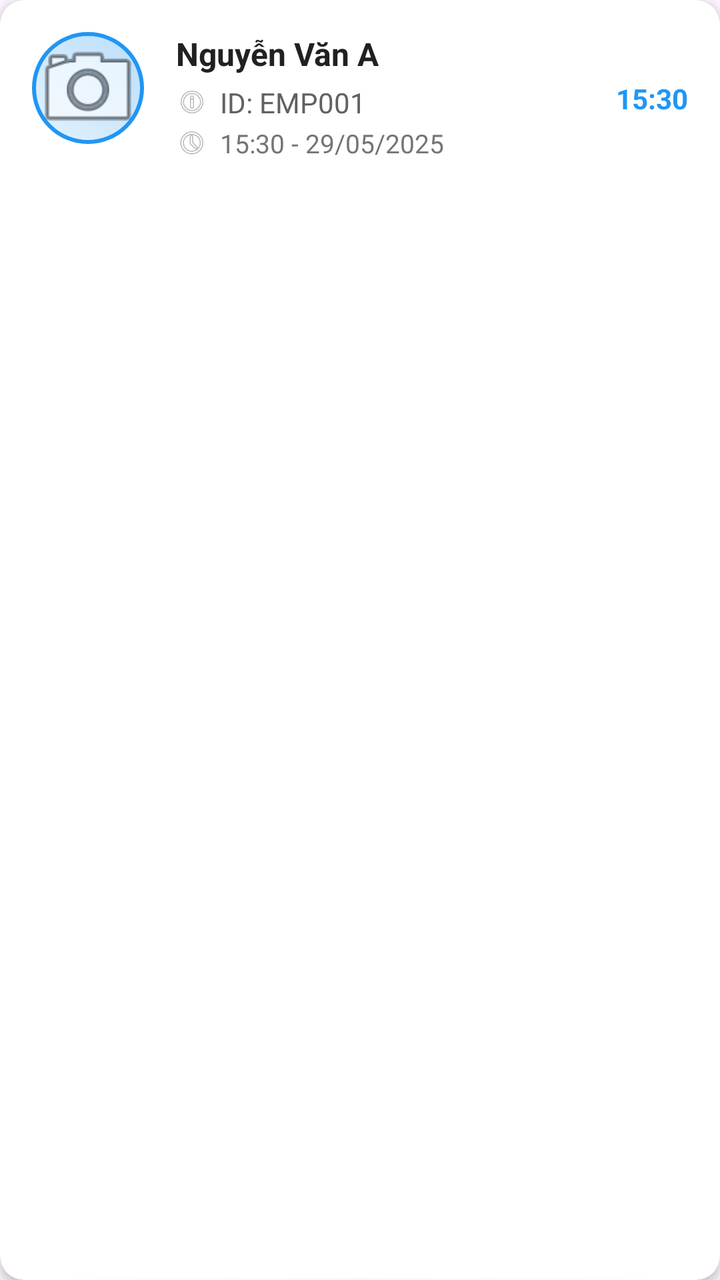
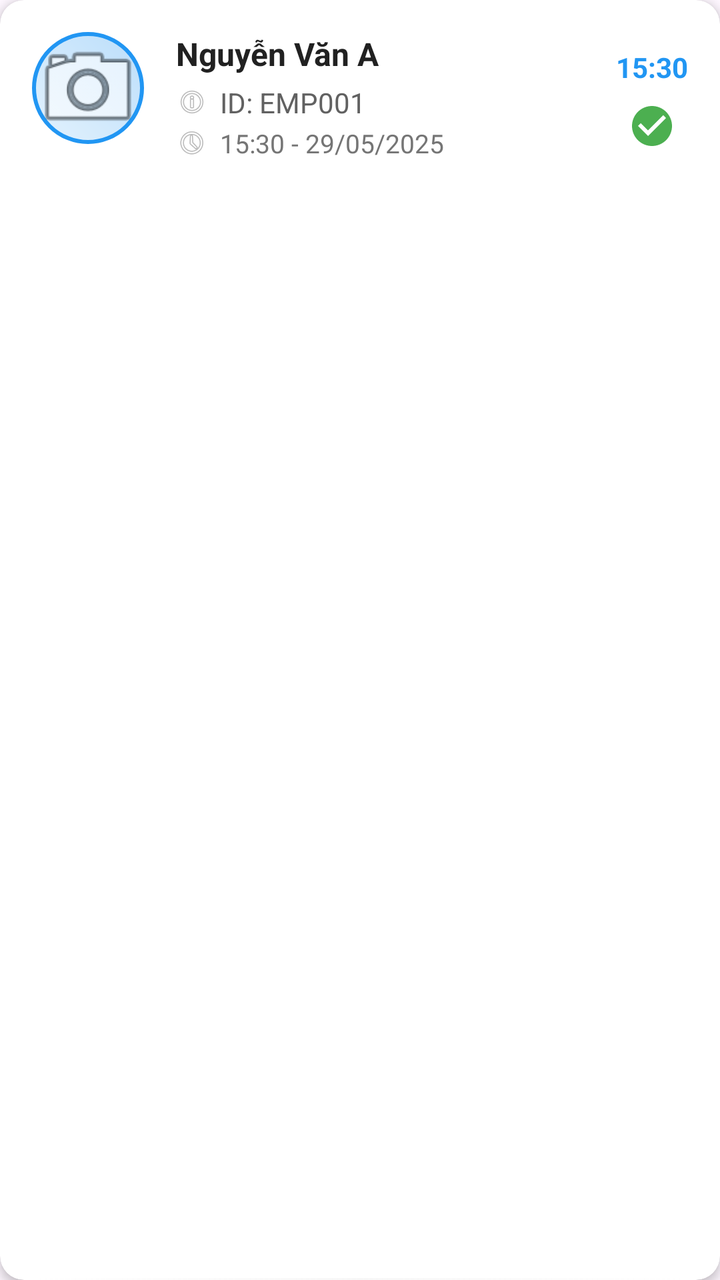

Compare the two renders of this Android layout. The source of the first and the diff that turns it into the second are given below.
<!-- AndroidManifest.xml: application theme Theme.FaceAttendance -->
<!-- res/layout/item_attendance_log.xml -->
<?xml version="1.0" encoding="utf-8"?>
<androidx.cardview.widget.CardView xmlns:android="http://schemas.android.com/apk/res/android"
    xmlns:app="http://schemas.android.com/apk/res-auto"
    android:layout_width="match_parent"
    android:layout_height="wrap_content"
    android:layout_marginBottom="12dp"
    android:layout_marginHorizontal="4dp"
    app:cardCornerRadius="12dp"
    app:cardElevation="3dp"
    android:foreground="?attr/selectableItemBackground"
    android:clickable="true"
    android:focusable="true">

    <LinearLayout
        android:layout_width="match_parent"
        android:layout_height="wrap_content"
        android:orientation="horizontal"
        android:padding="16dp">

        
        <FrameLayout
            android:layout_width="56dp"
            android:layout_height="56dp"
            android:layout_marginEnd="16dp">

            
            <ImageView
                android:id="@+id/ivLogFace"
                android:layout_width="match_parent"
                android:layout_height="match_parent"
                android:background="@drawable/circle_avatar_background"
                android:scaleType="centerCrop"
                android:src="@android:drawable/ic_menu_camera" />


        </FrameLayout>

        
        <LinearLayout
            android:layout_width="0dp"
            android:layout_height="wrap_content"
            android:layout_weight="1"
            android:orientation="vertical"
            android:layout_gravity="center_vertical">

            <TextView
                android:id="@+id/tvLogName"
                android:layout_width="wrap_content"
                android:layout_height="wrap_content"
                android:text="Nguyễn Văn A"
                android:textSize="16sp"
                android:textStyle="bold"
                android:textColor="#212121"
                android:layout_marginBottom="4dp"
                android:maxLines="1"
                android:ellipsize="end" />

            <LinearLayout
                android:layout_width="wrap_content"
                android:layout_height="wrap_content"
                android:orientation="horizontal"
                android:layout_marginBottom="2dp">

                <ImageView
                    android:layout_width="16dp"
                    android:layout_height="16dp"
                    android:src="@android:drawable/ic_menu_info_details"
                    android:layout_marginEnd="6dp"
                    android:layout_gravity="center_vertical"
                    android:alpha="0.6" />

                <TextView
                    android:id="@+id/tvLogId"
                    android:layout_width="wrap_content"
                    android:layout_height="wrap_content"
                    android:text="ID: EMP001"
                    android:textSize="14sp"
                    android:textColor="#616161" />

            </LinearLayout>

            <LinearLayout
                android:layout_width="wrap_content"
                android:layout_height="wrap_content"
                android:orientation="horizontal"
                android:layout_marginBottom="2dp">

                <ImageView
                    android:layout_width="16dp"
                    android:layout_height="16dp"
                    android:src="@android:drawable/ic_menu_recent_history"
                    android:layout_marginEnd="6dp"
                    android:layout_gravity="center_vertical"
                    android:alpha="0.6" />

                <TextView
                    android:id="@+id/tvLogTimestamp"
                    android:layout_width="wrap_content"
                    android:layout_height="wrap_content"
                    android:text="15:30 - 29/05/2025"
                    android:textSize="13sp"
                    android:textColor="#757575" />

            </LinearLayout>

            
            <LinearLayout
                android:layout_width="wrap_content"
                android:layout_height="wrap_content"
                android:orientation="horizontal"
                android:visibility="gone"
                android:id="@+id/confidenceLayout">

                <ImageView
                    android:layout_width="16dp"
                    android:layout_height="16dp"
                    android:src="@android:drawable/ic_menu_sort_by_size"
                    android:layout_marginEnd="6dp"
                    android:layout_gravity="center_vertical"
                    android:alpha="0.6" />

                <TextView
                    android:id="@+id/tvConfidenceScore"
                    android:layout_width="wrap_content"
                    android:layout_height="wrap_content"
                    android:text="Độ tin cậy: 95%"
                    android:textSize="12sp"
                    android:textColor="#4CAF50" />

            </LinearLayout>

        </LinearLayout>

        
        <LinearLayout
            android:layout_width="wrap_content"
            android:layout_height="wrap_content"
            android:layout_gravity="center_vertical"
            android:orientation="vertical"
            android:gravity="center">


            <TextView
                android:id="@+id/tvTimeOnly"
                android:layout_width="wrap_content"
                android:layout_height="wrap_content"
                android:text="15:30"
                android:textSize="14sp"
                android:textStyle="bold"
                android:textColor="#2196F3" />

        </LinearLayout>

    </LinearLayout>

    
    <View
        android:layout_width="match_parent"
        android:layout_height="1dp"
        android:layout_gravity="bottom"
        android:background="@drawable/card_bottom_border"
        android:layout_marginHorizontal="16dp" />

</androidx.cardview.widget.CardView>
<!-- resources referenced by this layout -->
<resources>
  <!-- drawable card_bottom_border (drawable) -->
  <?xml version="1.0" encoding="utf-8"?>
  <shape xmlns:android="http://schemas.android.com/apk/res/android">
      <gradient
          android:startColor="#00E0E0E0"
          android:centerColor="#40E0E0E0"
          android:endColor="#00E0E0E0"
          android:angle="0" />
  </shape>
  <!-- drawable circle_avatar_background (drawable) -->
  <?xml version="1.0" encoding="utf-8"?>
  <shape xmlns:android="http://schemas.android.com/apk/res/android"
      android:shape="oval">
      <gradient
          android:startColor="#E3F2FD"
          android:endColor="#BBDEFB"
          android:angle="45" />
      <stroke
          android:width="2dp"
          android:color="#2196F3" />
  </shape>
  <style name="Theme.FaceAttendance" parent="Base.Theme.FaceAttendance" />
  <style name="Base.Theme.FaceAttendance" parent="Theme.Material3.DayNight.NoActionBar">
          
          
      </style>
</resources>

<!-- the commit's change to res/layout/item_attendance_log.xml (unified diff, before → after) -->
@@ -31,7 +31,6 @@
                 android:background="@drawable/circle_avatar_background"
                 android:scaleType="centerCrop"
                 android:src="@android:drawable/ic_menu_camera" />
-
 
         </FrameLayout>
 
@@ -135,11 +134,12 @@
         <LinearLayout
             android:layout_width="wrap_content"
             android:layout_height="wrap_content"
-            android:layout_gravity="center_vertical"
+            android:layout_gravity="top"
             android:orientation="vertical"
-            android:gravity="center">
+            android:gravity="center"
+            android:layout_marginTop="8dp">
 
-
+            
             <TextView
                 android:id="@+id/tvTimeOnly"
                 android:layout_width="wrap_content"
@@ -147,7 +147,16 @@
                 android:text="15:30"
                 android:textSize="14sp"
                 android:textStyle="bold"
-                android:textColor="#2196F3" />
+                android:textColor="#2196F3"
+                android:layout_marginBottom="8dp" />
+
+            
+            <ImageView
+                android:id="@+id/ivSyncStatus"
+                android:layout_width="24dp"
+                android:layout_height="24dp"
+                android:src="@drawable/ic_check_circle"
+                android:scaleType="centerInside" />
 
         </LinearLayout>
 
<!-- resource entries referenced after the edit -->
@@ -21,6 +21,17 @@
           android:width="2dp"
           android:color="#2196F3" />
   </shape>
+  <!-- drawable ic_check_circle (drawable) -->
+  <?xml version="1.0" encoding="utf-8"?>
+  <vector xmlns:android="http://schemas.android.com/apk/res/android"
+      android:width="24dp"
+      android:height="24dp"
+      android:viewportWidth="24"
+      android:viewportHeight="24">
+      <path
+          android:fillColor="#4CAF50"
+          android:pathData="M12,2C6.48,2 2,6.48 2,12s4.48,10 10,10 10,-4.48 10,-10S17.52,2 12,2zM10,17l-5,-5 1.41,-1.41L10,14.17l7.59,-7.59L19,8l-9,9z"/>
+  </vector>
   <style name="Theme.FaceAttendance" parent="Base.Theme.FaceAttendance" />
   <style name="Base.Theme.FaceAttendance" parent="Theme.Material3.DayNight.NoActionBar">
           
